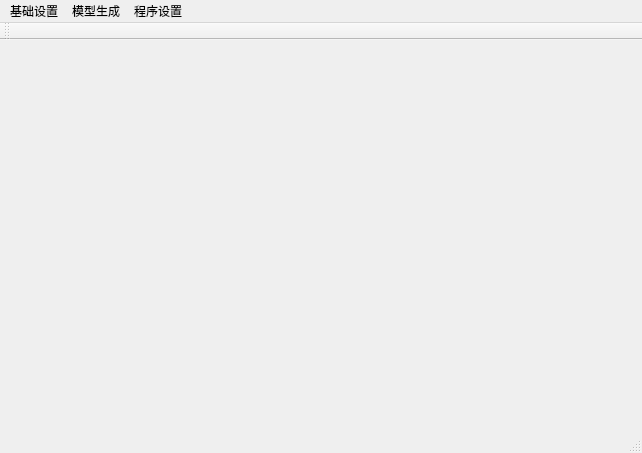
The window that xzydesign/mainwindow.ui (xyz-33/graduation_design) describes before a commit, drawn with Qt 5.
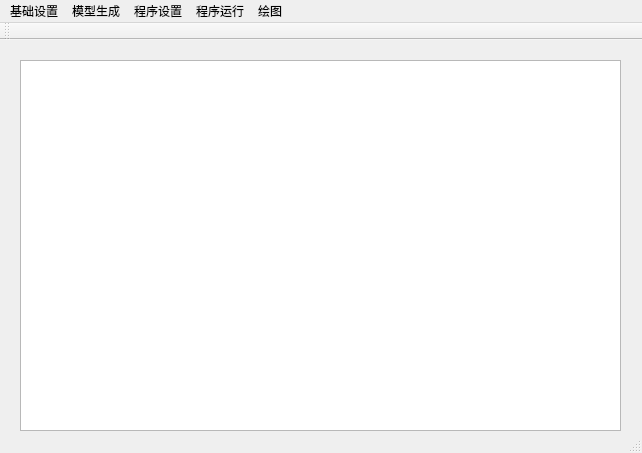
The same window after the commit.

The edit to the form file:
```diff
--- a/xzydesign/mainwindow.ui
+++ b/xzydesign/mainwindow.ui
@@ -13,7 +13,18 @@
   <property name="windowTitle">
    <string>MainWindow</string>
   </property>
-  <widget class="QWidget" name="centralWidget"/>
+  <widget class="QWidget" name="centralWidget">
+   <widget class="QPlainTextEdit" name="displayConsoleOutput">
+    <property name="geometry">
+     <rect>
+      <x>20</x>
+      <y>20</y>
+      <width>601</width>
+      <height>371</height>
+     </rect>
+    </property>
+   </widget>
+  </widget>
   <widget class="QMenuBar" name="menuBar">
    <property name="geometry">
     <rect>
@@ -46,9 +57,24 @@
     </property>
     <addaction name="action_createInputFile"/>
    </widget>
+   <widget class="QMenu" name="menu_4">
+    <property name="title">
+     <string>程序运行</string>
+    </property>
+    <addaction name="separator"/>
+    <addaction name="actionRunProgram"/>
+   </widget>
+   <widget class="QMenu" name="menu_5">
+    <property name="title">
+     <string>绘图</string>
+    </property>
+    <addaction name="actionDrawSimulationGraph"/>
+   </widget>
    <addaction name="menu_3"/>
    <addaction name="menu"/>
    <addaction name="menu_2"/>
+   <addaction name="menu_4"/>
+   <addaction name="menu_5"/>
   </widget>
   <widget class="QToolBar" name="mainToolBar">
    <attribute name="toolBarArea">
```
Left out of the diff: 14 changed lines with no effect on the pictures.
